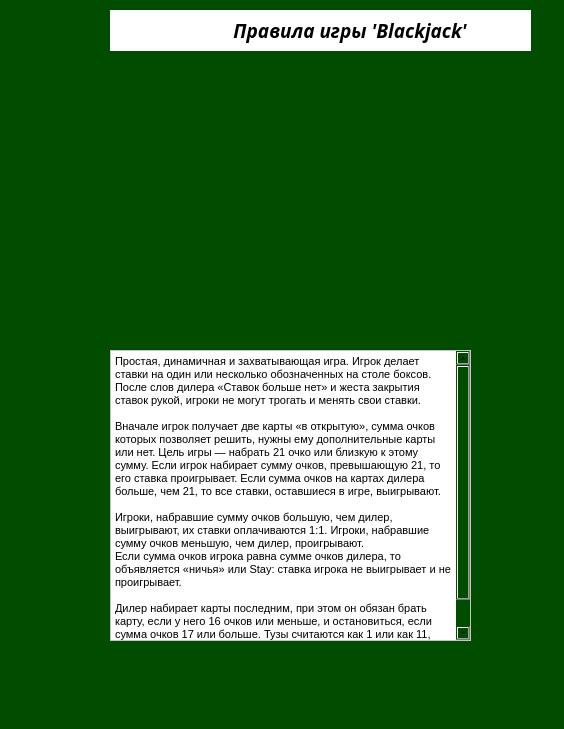
Qt form internal/ooi/eenfoo.ui (Tikhon2783/yandex-liceum-QT-project) before a commit.
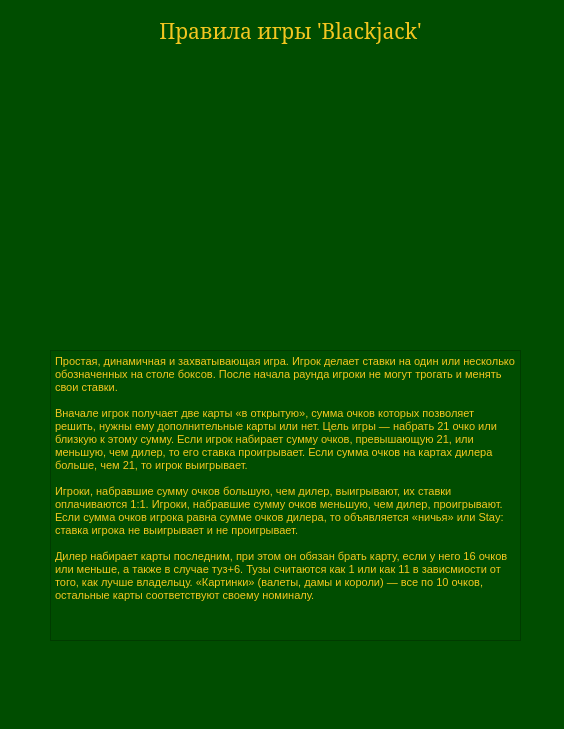
The same form after that commit. Icons and pictures are not drawn.

Commit message: Update colors, fix widgets

```diff
--- a/internal/ooi/eenfoo.ui
+++ b/internal/ooi/eenfoo.ui
@@ -23,7 +23,7 @@
    <widget class="QLabel" name="zagolovok">
     <property name="geometry">
      <rect>
-      <x>110</x>
+      <x>80</x>
       <y>10</y>
       <width>421</width>
       <height>41</height>
@@ -31,19 +31,18 @@
     </property>
     <property name="font">
      <font>
-      <family>Noto Serif Cond</family>
-      <pointsize>14</pointsize>
-      <weight>75</weight>
-      <italic>true</italic>
-      <bold>true</bold>
+      <family>MS Serif</family>
+      <pointsize>16</pointsize>
+      <weight>50</weight>
+      <italic>false</italic>
+      <bold>false</bold>
      </font>
     </property>
     <property name="styleSheet">
-     <string notr="true">background-color: rgb(255, 255, 255);
-color: rgb(0, 0, 0);</string>
+     <string notr="true">color: rgb(243, 198, 32);</string>
     </property>
     <property name="text">
-     <string>            Правила игры 'Blackjack'</string>
+     <string>Правила игры 'Blackjack'</string>
     </property>
     <property name="alignment">
      <set>Qt::AlignCenter</set>
@@ -54,7 +53,7 @@
      <rect>
       <x>50</x>
       <y>70</y>
-      <width>491</width>
+      <width>481</width>
       <height>271</height>
      </rect>
     </property>
@@ -74,30 +73,29 @@
    <widget class="QTextBrowser" name="pravila">
     <property name="geometry">
      <rect>
-      <x>110</x>
+      <x>50</x>
       <y>350</y>
-      <width>361</width>
+      <width>471</width>
       <height>291</height>
      </rect>
     </property>
     <property name="styleSheet">
-     <string notr="true">background-color: rgb(255, 255, 255);
-border-color: rgb(240, 241, 255);
-color: rgb(0, 0, 0);</string>
+     <string notr="true">border-color: rgb(243, 198, 32);
+color: rgb(243, 198, 32);</string>
     </property>
     <property name="html">
      <string>&lt;!DOCTYPE HTML PUBLIC &quot;-//W3C//DTD HTML 4.0//EN&quot; &quot;http://www.w3.org/TR/REC-html40/strict.dtd&quot;&gt;
 &lt;html&gt;&lt;head&gt;&lt;meta name=&quot;qrichtext&quot; content=&quot;1&quot; /&gt;&lt;style type=&quot;text/css&quot;&gt;
 p, li { white-space: pre-wrap; }
 &lt;/style&gt;&lt;/head&gt;&lt;body style=&quot; font-family:'MS Shell Dlg 2'; font-size:7.8pt; font-weight:400; font-style:normal;&quot;&gt;
-&lt;p style=&quot; margin-top:0px; margin-bottom:0px; margin-left:0px; margin-right:0px; -qt-block-indent:0; text-indent:0px;&quot;&gt;&lt;span style=&quot; font-size:8.25pt;&quot;&gt;Простая, динамичная и захватывающая игра. Игрок делает ставки на один или несколько обозначенных на столе боксов. После слов дилера «Ставок больше нет» и жеста закрытия ставок рукой, игроки не могут трогать и менять свои ставки.&lt;/span&gt;&lt;/p&gt;
+&lt;p style=&quot; margin-top:0px; margin-bottom:0px; margin-left:0px; margin-right:0px; -qt-block-indent:0; text-indent:0px;&quot;&gt;&lt;span style=&quot; font-size:8.25pt;&quot;&gt;Простая, динамичная и захватывающая игра. Игрок делает ставки на один или несколько обозначенных на столе боксов. После начала раунда игроки не могут трогать и менять свои ставки.&lt;/span&gt;&lt;/p&gt;
 &lt;p style=&quot;-qt-paragraph-type:empty; margin-top:0px; margin-bottom:0px; margin-left:0px; margin-right:0px; -qt-block-indent:0; text-indent:0px; font-size:8.25pt;&quot;&gt;&lt;br /&gt;&lt;/p&gt;
-&lt;p style=&quot; margin-top:0px; margin-bottom:0px; margin-left:0px; margin-right:0px; -qt-block-indent:0; text-indent:0px;&quot;&gt;&lt;span style=&quot; font-size:8.25pt;&quot;&gt;Вначале игрок получает две карты «в открытую», сумма очков которых позволяет решить, нужны ему дополнительные карты или нет. Цель игры — набрать 21 очко или близкую к этому сумму. Если игрок набирает сумму очков, превышающую 21, то его ставка проигрывает. Если сумма очков на картах дилера больше, чем 21, то все ставки, оставшиеся в игре, выигрывают.&lt;/span&gt;&lt;/p&gt;
+&lt;p style=&quot; margin-top:0px; margin-bottom:0px; margin-left:0px; margin-right:0px; -qt-block-indent:0; text-indent:0px;&quot;&gt;&lt;span style=&quot; font-size:8.25pt;&quot;&gt;Вначале игрок получает две карты «в открытую», сумма очков которых позволяет решить, нужны ему дополнительные карты или нет. Цель игры — набрать 21 очко или близкую к этому сумму. Если игрок набирает сумму очков, превышающую 21, или меньшую, чем дилер, то его ставка проигрывает. Если сумма очков на картах дилера больше, чем 21, то игрок выигрывает.&lt;/span&gt;&lt;/p&gt;
 &lt;p style=&quot;-qt-paragraph-type:empty; margin-top:0px; margin-bottom:0px; margin-left:0px; margin-right:0px; -qt-block-indent:0; text-indent:0px; font-size:8.25pt;&quot;&gt;&lt;br /&gt;&lt;/p&gt;
 &lt;p style=&quot; margin-top:0px; margin-bottom:0px; margin-left:0px; margin-right:0px; -qt-block-indent:0; text-indent:0px;&quot;&gt;&lt;span style=&quot; font-size:8.25pt;&quot;&gt;Игроки, набравшие сумму очков большую, чем дилер, выигрывают, их ставки оплачиваются 1:1. Игроки, набравшие сумму очков меньшую, чем дилер, проигрывают.&lt;/span&gt;&lt;/p&gt;
 &lt;p style=&quot; margin-top:0px; margin-bottom:0px; margin-left:0px; margin-right:0px; -qt-block-indent:0; text-indent:0px;&quot;&gt;&lt;span style=&quot; font-size:8.25pt;&quot;&gt;Если сумма очков игрока равна сумме очков дилера, то объявляется «ничья» или Stay: ставка игрока не выигрывает и не проигрывает.&lt;/span&gt;&lt;/p&gt;
 &lt;p style=&quot;-qt-paragraph-type:empty; margin-top:0px; margin-bottom:0px; margin-left:0px; margin-right:0px; -qt-block-indent:0; text-indent:0px; font-size:8.25pt;&quot;&gt;&lt;br /&gt;&lt;/p&gt;
-&lt;p style=&quot; margin-top:0px; margin-bottom:0px; margin-left:0px; margin-right:0px; -qt-block-indent:0; text-indent:0px;&quot;&gt;&lt;span style=&quot; font-size:8.25pt;&quot;&gt;Дилер набирает карты последним, при этом он обязан брать карту, если у него 16 очков или меньше, и остановиться, если сумма очков 17 или больше. Тузы считаются как 1 или как 11, «картинки» (валеты, дамы и короли) — все по 10 очков, остальные карты соответствуют своему номиналу.&lt;/span&gt;&lt;/p&gt;&lt;/body&gt;&lt;/html&gt;</string>
+&lt;p style=&quot; margin-top:0px; margin-bottom:0px; margin-left:0px; margin-right:0px; -qt-block-indent:0; text-indent:0px;&quot;&gt;&lt;span style=&quot; font-size:8.25pt;&quot;&gt;Дилер набирает карты последним, при этом он обязан брать карту, если у него 16 очков или меньше, а также в случае туз+6. Тузы считаются как 1 или как 11 в зависмиости от того, как лучше владельцу. «Картинки» (валеты, дамы и короли) — все по 10 очков, остальные карты соответствуют своему номиналу.&lt;/span&gt;&lt;/p&gt;&lt;/body&gt;&lt;/html&gt;</string>
     </property>
    </widget>
   </widget>
```
Left out of the diff: 2 changed lines with no effect on the pictures. The commit also changes 24 other files.
